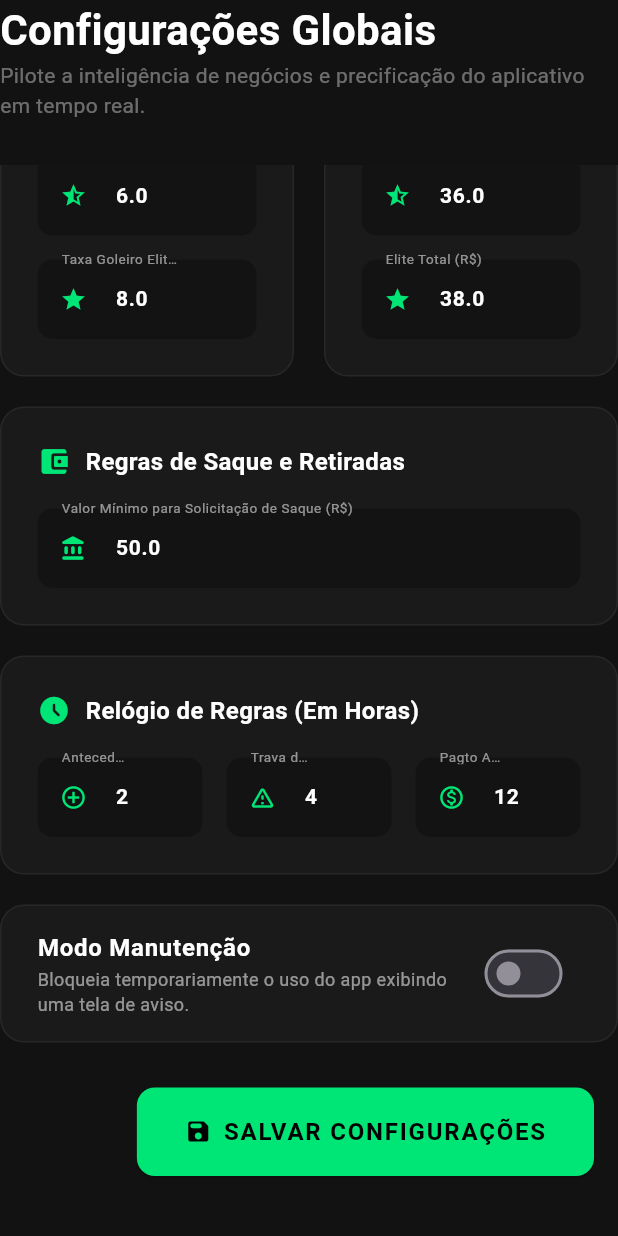
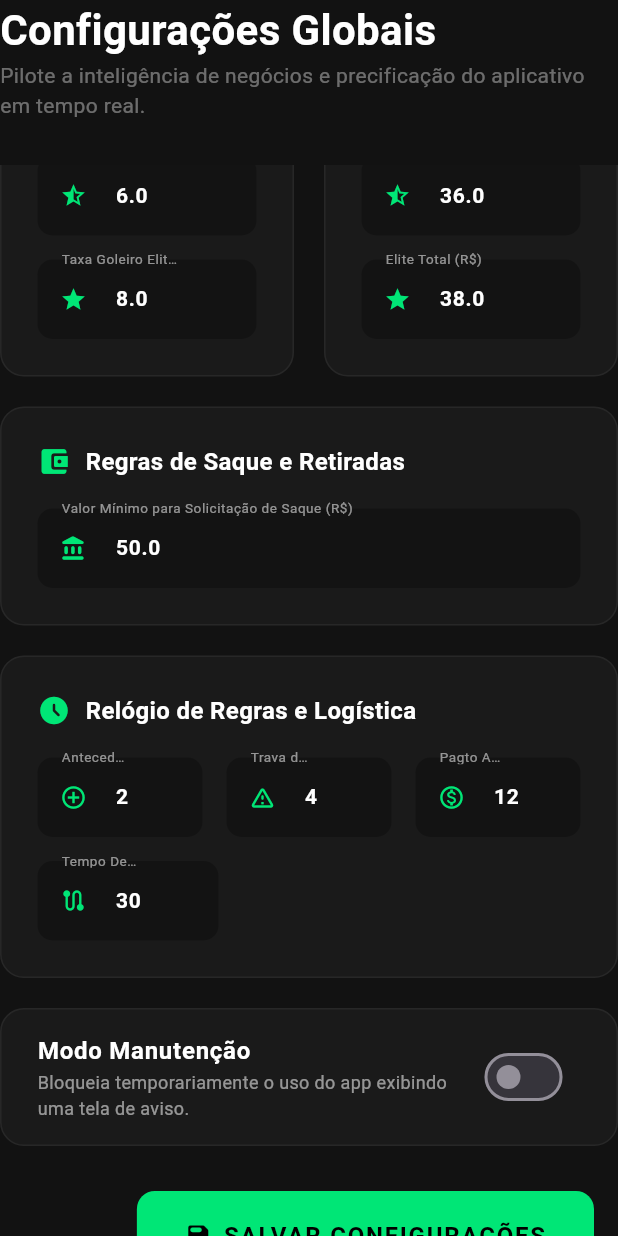
Before and after one commit to defendepramim/defendepramim-admin, a Flutter app: the TelaConfiguracoesAdmin widget shown alone on an empty page, opened directly, scrolled down 143 dp, on a phone screen of 412 x 824 dp. Run offline on Flutter 3.47's test engine with Material 3 defaults, Android fonts, the phone set to English and light mode, and no system bars; our stand-ins replace cloud_firestore, firebase_auth, firebase_core; accounts and stored records are empty; generated files the repository leaves out were written again.

```diff
--- a/lib/tela_configuracoes_admin.dart
+++ b/lib/tela_configuracoes_admin.dart
@@ -30,6 +30,7 @@ class _TelaConfiguracoesAdminState extends State<TelaConfiguracoesAdmin> {
   final TextEditingController _antecedenciaController = TextEditingController();
   final TextEditingController _pagamentoAutoController = TextEditingController();
   final TextEditingController _multaController = TextEditingController();
+  final TextEditingController _tempoDeslocamentoController = TextEditingController();
 
   bool _modoManutencao = false;
   bool _carregando = true;
@@ -68,6 +69,7 @@ class _TelaConfiguracoesAdminState extends State<TelaConfiguracoesAdmin> {
         _taxaAppVarzeaController.text = (d['taxaAppVarzea'] ?? 5.0).toString();
         _taxaAppInterController.text = (d['taxaAppInter'] ?? 6.0).toString();
         _taxaAppEliteController.text = (d['taxaAppElite'] ?? 8.0).toString();
+        _tempoDeslocamentoController.text = (d['tempoDeslocamentoMinutos'] ?? 30).toString();
 
         // Preços Totais
         _precoVarzeaController.text = (d['precoVarzea'] ?? 35.0).toString();
@@ -86,7 +88,7 @@ class _TelaConfiguracoesAdminState extends State<TelaConfiguracoesAdmin> {
         _taxaAppVarzeaController.text = "5.0"; _taxaAppInterController.text = "6.0"; _taxaAppEliteController.text = "8.0";
         _precoVarzeaController.text = "35.0"; _precoInterController.text = "36.0"; _precoEliteController.text = "38.0";
         _saqueMinimoController.text = "50.0"; _antecedenciaController.text = "2";
-        _pagamentoAutoController.text = "12"; _multaController.text = "4";
+        _pagamentoAutoController.text = "12"; _multaController.text = "4"; _tempoDeslocamentoController.text = "30";
       }
     } catch (e) {
       if (mounted) ScaffoldMessenger.of(context).showSnackBar(SnackBar(content: Text("Erro ao carregar: $e")));
@@ -114,6 +116,7 @@ class _TelaConfiguracoesAdminState extends State<TelaConfiguracoesAdmin> {
         'horasAntecedencia': int.tryParse(_antecedenciaController.text) ?? 2,
         'horasPagamentoAuto': int.tryParse(_pagamentoAutoController.text) ?? 12,
         'horasMultaCancelamento': int.tryParse(_multaController.text) ?? 4,
+        'tempoDeslocamentoMinutos': int.tryParse(_tempoDeslocamentoController.text) ?? 30,
         'emManutencao': _modoManutencao,
         'ultimaAtualizacao': FieldValue.serverTimestamp(),
       }, SetOptions(merge: true));
@@ -187,7 +190,8 @@ class _TelaConfiguracoesAdminState extends State<TelaConfiguracoesAdmin> {
                 const SizedBox(height: 20),
 
                 // ⏱️ 3. CARD: RELÓGIO DE REGRAS DE TEMPO
-                _buildCardAgrupado("Relógio de Regras (Em Horas)", Icons.access_time_filled_rounded, [
+// ⏱️ 3. CARD: RELÓGIO DE REGRAS E LOGÍSTICA
+_buildCardAgrupado("Relógio de Regras e Logística", Icons.access_time_filled_rounded, [
   Row(
     children: [
       Expanded(child: _buildCampoTexto(_antecedenciaController, "Antecedência Criação (h)", "Ex: 2", Icons.add_circle_outline)),
@@ -195,6 +199,15 @@ class _TelaConfiguracoesAdminState extends State<TelaConfiguracoesAdmin> {
       Expanded(child: _buildCampoTexto(_multaController, "Trava de Multa (h)", "Ex: 4", Icons.warning_amber_rounded)),
       const SizedBox(width: 16),
       Expanded(child: _buildCampoTexto(_pagamentoAutoController, "Pagto Automático (h)", "Ex: 12", Icons.monetization_on_outlined)),
+    ],
+  ),
+  const SizedBox(height: 16), // Espaço entre as linhas
+  Row(
+    children: [
+      Expanded(
+        child: _buildCampoTexto(_tempoDeslocamentoController, "Tempo Deslocamento entre Jogos (Minutos)", "Ex: 30", Icons.route_rounded)
+      ),
+      const Spacer(flex: 2), // Joga o campo para a esquerda e não deixa ele ficar gigante
     ],
   ),
 ]),
```
Lines whose indentation alone changed are shown as unchanged.
